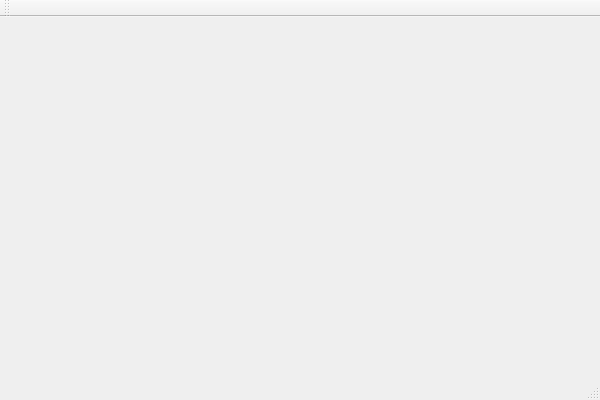
The window that BattleshipGame/mainwindow.ui (AndLvovSky/battleship-game) describes before a commit, drawn with Qt 5.
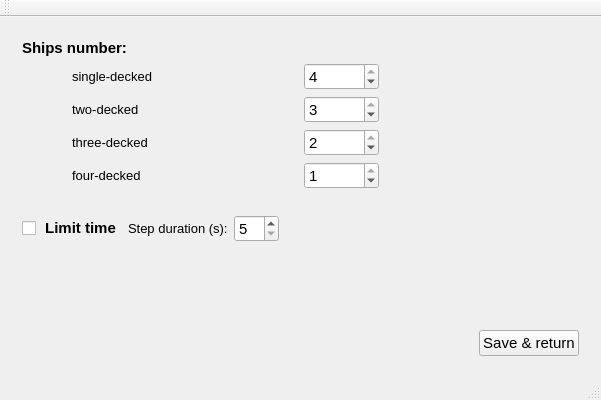
The same window after the commit. The open tabs and pages were chosen to show the change.

```diff
--- a/BattleshipGame/mainwindow.ui
+++ b/BattleshipGame/mainwindow.ui
@@ -183,8 +183,302 @@
         </item>
        </layout>
       </widget>
-      <widget class="QWidget" name="settings_page"/>
       <widget class="QWidget" name="game_page"/>
+      <widget class="QWidget" name="settings_page">
+       <layout class="QVBoxLayout" name="verticalLayout_4">
+        <item>
+         <widget class="QLabel" name="label">
+          <property name="font">
+           <font>
+            <family>Arial</family>
+            <pointsize>11</pointsize>
+            <weight>75</weight>
+            <bold>true</bold>
+           </font>
+          </property>
+          <property name="text">
+           <string>Ships number:</string>
+          </property>
+         </widget>
+        </item>
+        <item>
+         <layout class="QVBoxLayout" name="verticalLayout_3">
+          <property name="leftMargin">
+           <number>50</number>
+          </property>
+          <property name="rightMargin">
+           <number>200</number>
+          </property>
+          <item>
+           <layout class="QHBoxLayout" name="horizontalLayout_3" stretch="3,1">
+            <property name="sizeConstraint">
+             <enum>QLayout::SetDefaultConstraint</enum>
+            </property>
+            <item>
+             <widget class="QLabel" name="label_2">
+              <property name="font">
+               <font>
+                <family>Arial</family>
+                <pointsize>10</pointsize>
+               </font>
+              </property>
+              <property name="text">
+               <string>single-decked </string>
+              </property>
+             </widget>
+            </item>
+            <item>
+             <widget class="QSpinBox" name="d1SpinBox">
+              <property name="font">
+               <font>
+                <pointsize>11</pointsize>
+               </font>
+              </property>
+              <property name="minimum">
+               <number>1</number>
+              </property>
+              <property name="maximum">
+               <number>4</number>
+              </property>
+              <property name="value">
+               <number>4</number>
+              </property>
+             </widget>
+            </item>
+           </layout>
+          </item>
+          <item>
+           <layout class="QHBoxLayout" name="horizontalLayout_4" stretch="3,1">
+            <property name="sizeConstraint">
+             <enum>QLayout::SetDefaultConstraint</enum>
+            </property>
+            <item>
+             <widget class="QLabel" name="label_3">
+              <property name="font">
+               <font>
+                <family>Arial</family>
+                <pointsize>10</pointsize>
+               </font>
+              </property>
+              <property name="text">
+               <string>two-decked </string>
+              </property>
+             </widget>
+            </item>
+            <item>
+             <widget class="QSpinBox" name="d2SpinBox">
+              <property name="font">
+               <font>
+                <pointsize>11</pointsize>
+               </font>
+              </property>
+              <property name="minimum">
+               <number>0</number>
+              </property>
+              <property name="maximum">
+               <number>3</number>
+              </property>
+              <property name="value">
+               <number>3</number>
+              </property>
+             </widget>
+            </item>
+           </layout>
+          </item>
+          <item>
+           <layout class="QHBoxLayout" name="horizontalLayout_5" stretch="3,1">
+            <property name="sizeConstraint">
+             <enum>QLayout::SetDefaultConstraint</enum>
+            </property>
+            <item>
+             <widget class="QLabel" name="label_4">
+              <property name="font">
+               <font>
+                <family>Arial</family>
+                <pointsize>10</pointsize>
+               </font>
+              </property>
+              <property name="text">
+               <string>three-decked </string>
+              </property>
+             </widget>
+            </item>
+            <item>
+             <widget class="QSpinBox" name="d3SpinBox">
+              <property name="font">
+               <font>
+                <pointsize>11</pointsize>
+               </font>
+              </property>
+              <property name="minimum">
+               <number>0</number>
+              </property>
+              <property name="maximum">
+               <number>2</number>
+              </property>
+              <property name="value">
+               <number>2</number>
+              </property>
+             </widget>
+            </item>
+           </layout>
+          </item>
+          <item>
+           <layout class="QHBoxLayout" name="horizontalLayout_6" stretch="3,1">
+            <property name="sizeConstraint">
+             <enum>QLayout::SetDefaultConstraint</enum>
+            </property>
+            <item>
+             <widget class="QLabel" name="label_5">
+              <property name="font">
+               <font>
+                <family>Arial</family>
+                <pointsize>10</pointsize>
+               </font>
+              </property>
+              <property name="text">
+               <string>four-decked </string>
+              </property>
+             </widget>
+            </item>
+            <item>
+             <widget class="QSpinBox" name="d4SpinBox">
+              <property name="font">
+               <font>
+                <pointsize>11</pointsize>
+               </font>
+              </property>
+              <property name="maximum">
+               <number>1</number>
+              </property>
+              <property name="value">
+               <number>1</number>
+              </property>
+             </widget>
+            </item>
+           </layout>
+          </item>
+         </layout>
+        </item>
+        <item>
+         <spacer name="verticalSpacer_5">
+          <property name="orientation">
+           <enum>Qt::Vertical</enum>
+          </property>
+          <property name="sizeType">
+           <enum>QSizePolicy::Fixed</enum>
+          </property>
+          <property name="sizeHint" stdset="0">
+           <size>
+            <width>20</width>
+            <height>20</height>
+           </size>
+          </property>
+         </spacer>
+        </item>
+        <item>
+         <layout class="QHBoxLayout" name="horizontalLayout_7" stretch="2,2,1">
+          <property name="rightMargin">
+           <number>300</number>
+          </property>
+          <item>
+           <widget class="QCheckBox" name="limitCheckBox">
+            <property name="font">
+             <font>
+              <family>Arial</family>
+              <pointsize>11</pointsize>
+              <weight>75</weight>
+              <bold>true</bold>
+             </font>
+            </property>
+            <property name="text">
+             <string> Limit time</string>
+            </property>
+           </widget>
+          </item>
+          <item>
+           <widget class="QLabel" name="label_6">
+            <property name="font">
+             <font>
+              <family>Arial</family>
+              <pointsize>10</pointsize>
+              <weight>50</weight>
+              <bold>false</bold>
+             </font>
+            </property>
+            <property name="text">
+             <string>Step duration (s):</string>
+            </property>
+           </widget>
+          </item>
+          <item>
+           <widget class="QSpinBox" name="durationSpinBox">
+            <property name="font">
+             <font>
+              <pointsize>11</pointsize>
+             </font>
+            </property>
+            <property name="minimum">
+             <number>5</number>
+            </property>
+            <property name="maximum">
+             <number>30</number>
+            </property>
+            <property name="singleStep">
+             <number>5</number>
+            </property>
+           </widget>
+          </item>
+         </layout>
+        </item>
+        <item>
+         <spacer name="verticalSpacer_4">
+          <property name="orientation">
+           <enum>Qt::Vertical</enum>
+          </property>
+          <property name="sizeHint" stdset="0">
+           <size>
+            <width>20</width>
+            <height>40</height>
+           </size>
+          </property>
+         </spacer>
+        </item>
+        <item>
+         <layout class="QHBoxLayout" name="horizontalLayout_9">
+          <item>
+           <spacer name="horizontalSpacer_5">
+            <property name="orientation">
+             <enum>Qt::Horizontal</enum>
+            </property>
+            <property name="sizeHint" stdset="0">
+             <size>
+              <width>40</width>
+              <height>20</height>
+             </size>
+            </property>
+           </spacer>
+          </item>
+          <item>
+           <widget class="QPushButton" name="saveReturnButton">
+            <property name="font">
+             <font>
+              <family>Arial</family>
+              <pointsize>11</pointsize>
+             </font>
+            </property>
+            <property name="cursor">
+             <cursorShape>OpenHandCursor</cursorShape>
+            </property>
+            <property name="text">
+             <string>Save &amp;&amp; return</string>
+            </property>
+           </widget>
+          </item>
+         </layout>
+        </item>
+       </layout>
+      </widget>
      </widget>
     </item>
    </layout>
```
